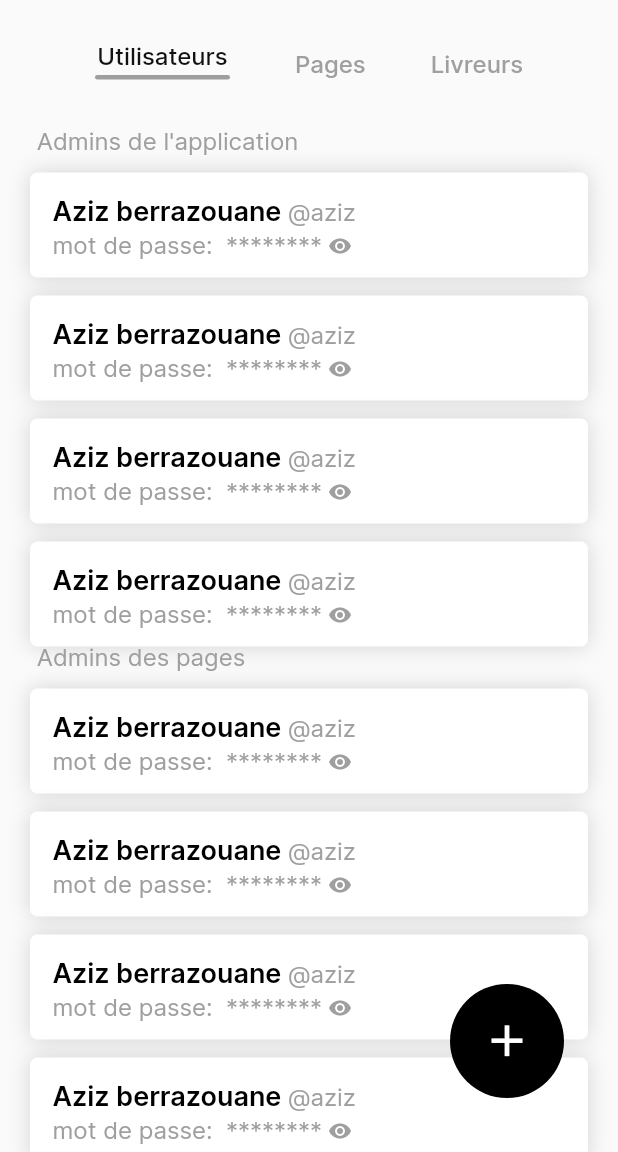
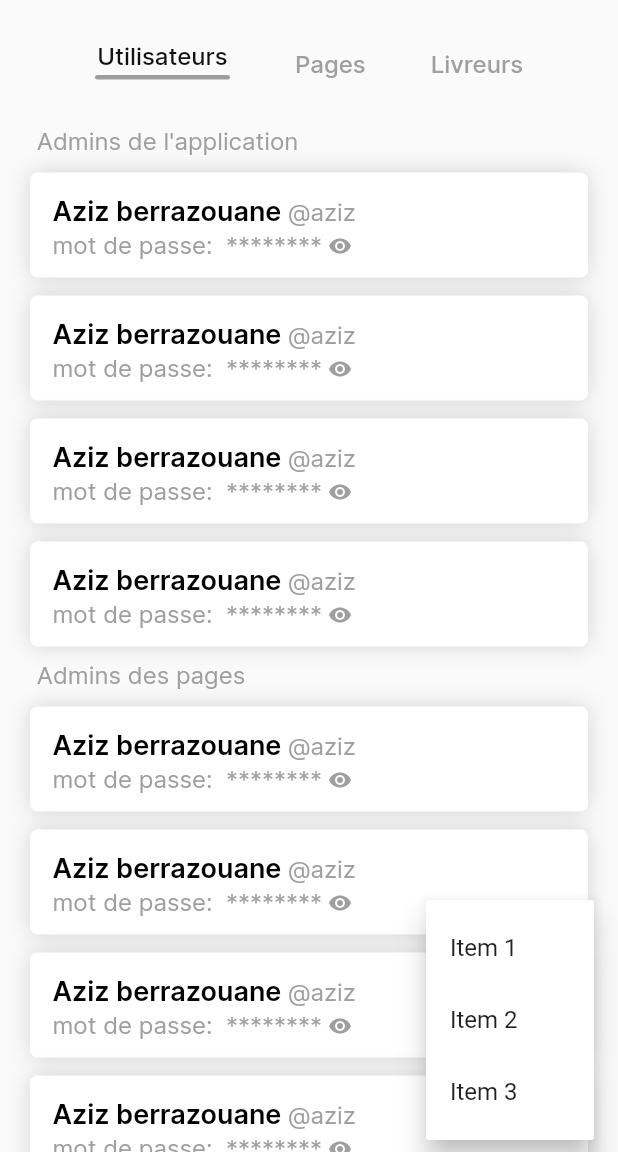
Before and after one commit to marouanebk/BTS_Technology, a Flutter app: the AccountManager screen opened directly, after a tap on the "add" icon, on a phone screen of 412 x 824 dp, the part 84-1236 px from its top. Run offline on Flutter 3.47's test engine with Material 2 defaults, Android fonts, the phone set to English and light mode, and no system bars; our stand-ins replace dartz, dio, equatable, flutter_svg, image_picker, open_file and 4 more; accounts and stored records are empty.

Commit message:
account manager details

```diff
--- a/lib/mainpage/presentation/screen/account manager/account_manager.dart
+++ b/lib/mainpage/presentation/screen/account manager/account_manager.dart
@@ -2,7 +2,6 @@ import 'package:bts_technologie/mainpage/presentation/screen/account%20manager/l
 import 'package:bts_technologie/mainpage/presentation/screen/account%20manager/pages_view.dart';
 import 'package:bts_technologie/mainpage/presentation/screen/account%20manager/user_page_view.dart';
 import 'package:flutter/material.dart';
-
 class AccountManager extends StatefulWidget {
   const AccountManager({super.key});
 
@@ -13,7 +12,6 @@ class AccountManager extends StatefulWidget {
 class _AccountManagerState extends State<AccountManager> {
   final PageController _pageController = PageController(initialPage: 0);
   int _currentPageIndex = 0;
-  List<bool> isUserDropDownVisibleList = List.generate(15, (index) => false);
 
   @override
   Widget build(BuildContext context) {
@@ -69,30 +67,11 @@ class _AccountManagerState extends State<AccountManager> {
           ),
         ],
       ),
-      floatingActionButton: Align(
-        alignment: Alignment.bottomRight,
-        child: Padding(
-          padding: const EdgeInsets.only(right: 20, bottom: 20),
-          child: Container(
-            height: 76,
-            width: 76,
-            decoration: const BoxDecoration(
-                shape: BoxShape.circle, color: Colors.black),
-            child: IconButton(
-                onPressed: () {
-                  // Navigator.of(context, rootNavigator: true).push(
-                  //   MaterialPageRoute(
-                  //     builder: (_) => NewArticle(),
-                  //   ),
-                  // );
-                },
-                icon: const Icon(
-                  Icons.add,
-                  size: 35,
-                ),
-                color: Colors.white),
-          ),
-        ),
+      floatingActionButton: CustomPopupMenuButton(
+        onItemSelected: (value) {
+          // Handle the selected item here.
+          // Here, value will be 'item1', 'item2', or 'item3'.
+        },
       ),
     );
   }
@@ -140,3 +119,31 @@ class _AccountManagerState extends State<AccountManager> {
     );
   }
 }
+
+class CustomPopupMenuButton extends StatelessWidget {
+  final Function(String) onItemSelected;
+
+  const CustomPopupMenuButton({required this.onItemSelected});
+
+  @override
+  Widget build(BuildContext context) {
+    return PopupMenuButton<String>(
+      icon: const Icon(Icons.add, size: 35),
+      itemBuilder: (context) => [
+        PopupMenuItem(
+          value: 'item1',
+          child: const Text('Item 1'),
+        ),
+        PopupMenuItem(
+          value: 'item2',
+          child: const Text('Item 2'),
+        ),
+        PopupMenuItem(
+          value: 'item3',
+          child: const Text('Item 3'),
+        ),
+      ],
+      onSelected: onItemSelected,
+    );
+  }
+}
--- a/lib/mainpage/presentation/screen/account manager/user_page_view.dart
+++ b/lib/mainpage/presentation/screen/account manager/user_page_view.dart
@@ -49,6 +49,9 @@ class _UsersInfoPageVIewState extends State<UsersInfoPageVIew> {
                 return userContainerView(index);
               },
             ),
+             const SizedBox(
+              height: 12,
+            ),
             const Text(
               "Admins des pages ",
               style: TextStyle(
@@ -76,6 +79,9 @@ class _UsersInfoPageVIewState extends State<UsersInfoPageVIew> {
               itemBuilder: (context, index) {
                 return userContainerView(index);
               },
+            ),
+             const SizedBox(
+              height: 12,
             ),
             const Text(
               "Responsable Logistics ",
--- a/lib/orders/presentation/screen/commandes.dart
+++ b/lib/orders/presentation/screen/commandes.dart
@@ -1,4 +1,5 @@
 import 'package:bts_technologie/mainpage/presentation/components/screen_header.dart';
+import 'package:bts_technologie/mainpage/presentation/components/search_container.dart';
 import 'package:bts_technologie/orders/presentation/components/factor_command_container.dart';
 import 'package:bts_technologie/orders/presentation/screen/new_order.dart';
 import 'package:flutter/material.dart';
@@ -28,11 +29,20 @@ class _OrdersPageState extends State<OrdersPage> {
         body: SingleChildScrollView(
           child: Column(
             children: [
-              const SizedBox(height: 20,),
+              const SizedBox(
+                height: 20,
+              ),
               screenHeader(
                   "Commandes", 'assets/images/navbar/commandes_activated.svg'),
               const SizedBox(
                 height: 28,
+              ),
+              Padding(
+                padding: const EdgeInsets.symmetric(horizontal : 20.0),
+                child: searchContainer("Chercher une commande"),
+              ),
+                 const SizedBox(
+                height: 15,
               ),
               SingleChildScrollView(
                 scrollDirection: Axis.horizontal,
```
